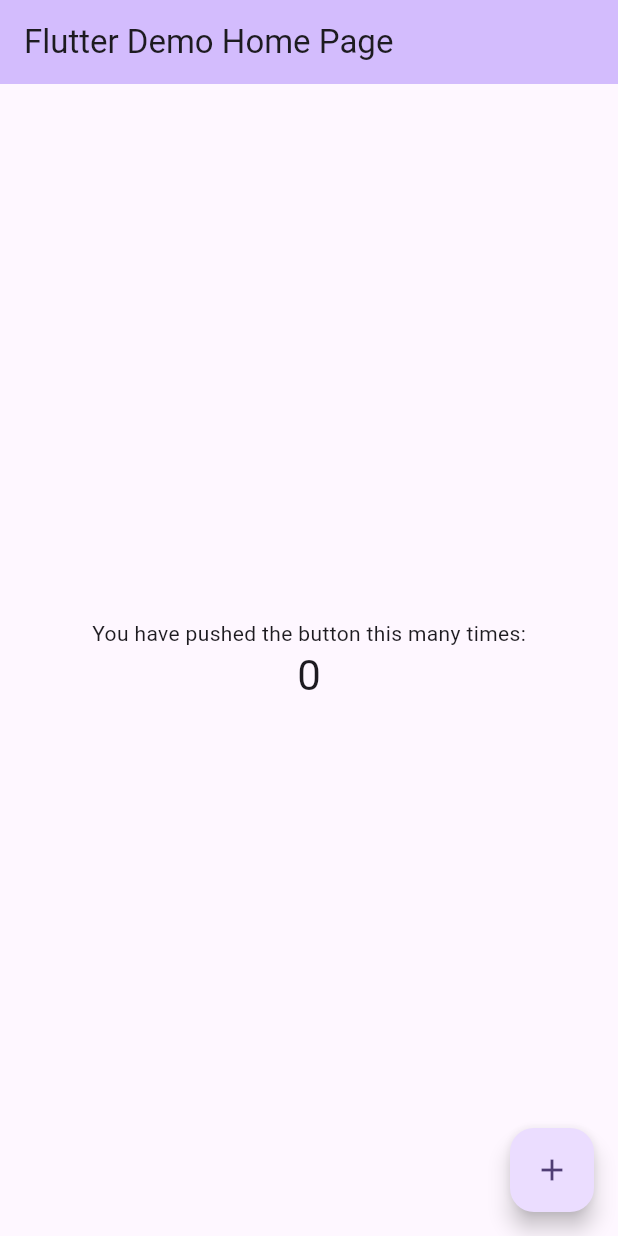
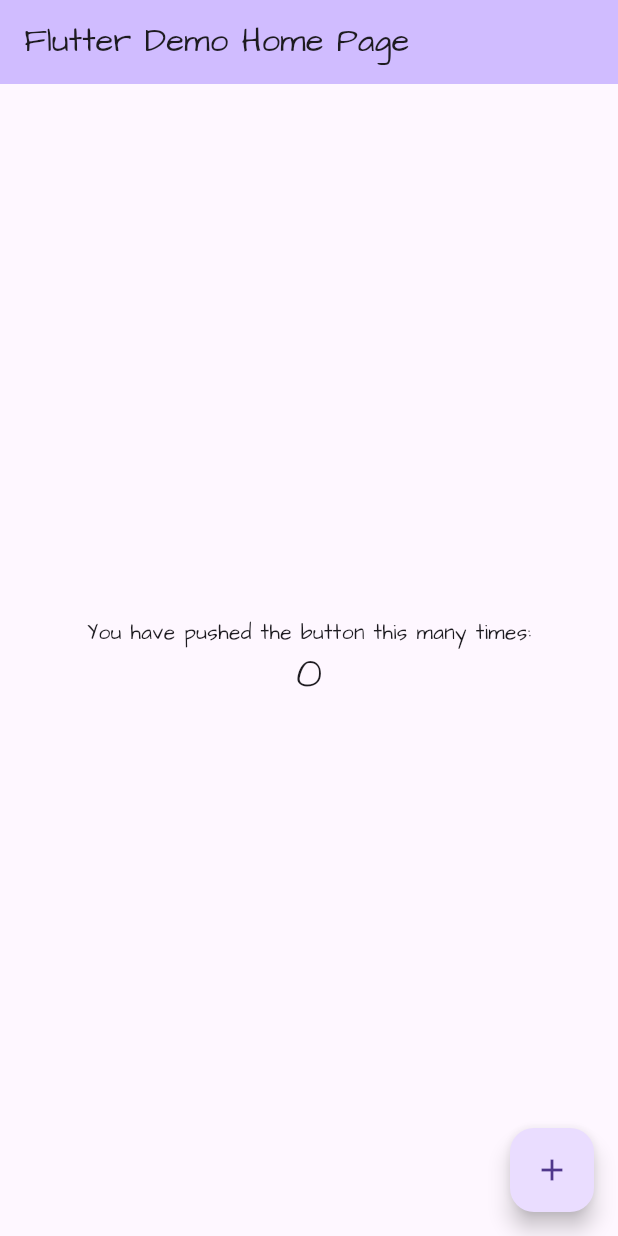
Before and after one commit to DeepDarji/Frivia, a Flutter app: the screen it shows after launch, on a phone screen of 412 x 824 dp. Run offline on Flutter 3.47's test engine with Material 3 defaults, Android fonts, the phone set to English and light mode, and no system bars.

Commit message:
Created Project and Imported Font
Font: Architects Daughter

```diff
--- a/lib/main.dart
+++ b/lib/main.dart
@@ -7,28 +7,13 @@ void main() {
 class MyApp extends StatelessWidget {
   const MyApp({super.key});
 
-  // This widget is the root of your application.
   @override
   Widget build(BuildContext context) {
     return MaterialApp(
-      title: 'Flutter Demo',
+      title: 'Frivia',
       theme: ThemeData(
-        // This is the theme of your application.
-        //
-        // TRY THIS: Try running your application with "flutter run". You'll see
-        // the application has a purple toolbar. Then, without quitting the app,
-        // try changing the seedColor in the colorScheme below to Colors.green
-        // and then invoke "hot reload" (save your changes or press the "hot
-        // reload" button in a Flutter-supported IDE, or press "r" if you used
-        // the command line to start the app).
-        //
-        // Notice that the counter didn't reset back to zero; the application
-        // state is not lost during the reload. To reset the state, use hot
-        // restart instead.
-        //
-        // This works for code too, not just values: Most code changes can be
-        // tested with just a hot reload.
-        colorScheme: ColorScheme.fromSeed(seedColor: Colors.deepPurple),
+        fontFamily: 'ArchitectsDaughter',
+        primarySwatch: Colors.blue,
         useMaterial3: true,
       ),
       home: const MyHomePage(title: 'Flutter Demo Home Page'),
@@ -38,15 +23,6 @@ class MyApp extends StatelessWidget {
 
 class MyHomePage extends StatefulWidget {
   const MyHomePage({super.key, required this.title});
-
-  // This widget is the home page of your application. It is stateful, meaning
-  // that it has a State object (defined below) that contains fields that affect
-  // how it looks.
-
-  // This class is the configuration for the state. It holds the values (in this
-  // case the title) provided by the parent (in this case the App widget) and
-  // used by the build method of the State. Fields in a Widget subclass are
-  // always marked "final".
 
   final String title;
 
@@ -59,50 +35,19 @@ class _MyHomePageState extends State<MyHomePage> {
 
   void _incrementCounter() {
     setState(() {
-      // This call to setState tells the Flutter framework that something has
-      // changed in this State, which causes it to rerun the build method below
-      // so that the display can reflect the updated values. If we changed
-      // _counter without calling setState(), then the build method would not be
-      // called again, and so nothing would appear to happen.
       _counter++;
     });
   }
 
   @override
   Widget build(BuildContext context) {
-    // This method is rerun every time setState is called, for instance as done
-    // by the _incrementCounter method above.
-    //
-    // The Flutter framework has been optimized to make rerunning build methods
-    // fast, so that you can just rebuild anything that needs updating rather
-    // than having to individually change instances of widgets.
     return Scaffold(
       appBar: AppBar(
-        // TRY THIS: Try changing the color here to a specific color (to
-        // Colors.amber, perhaps?) and trigger a hot reload to see the AppBar
-        // change color while the other colors stay the same.
         backgroundColor: Theme.of(context).colorScheme.inversePrimary,
-        // Here we take the value from the MyHomePage object that was created by
-        // the App.build method, and use it to set our appbar title.
         title: Text(widget.title),
       ),
       body: Center(
-        // Center is a layout widget. It takes a single child and positions it
-        // in the middle of the parent.
         child: Column(
-          // Column is also a layout widget. It takes a list of children and
-          // arranges them vertically. By default, it sizes itself to fit its
-          // children horizontally, and tries to be as tall as its parent.
-          //
-          // Column has various properties to control how it sizes itself and
-          // how it positions its children. Here we use mainAxisAlignment to
-          // center the children vertically; the main axis here is the vertical
-          // axis because Columns are vertical (the cross axis would be
-          // horizontal).
-          //
-          // TRY THIS: Invoke "debug painting" (choose the "Toggle Debug Paint"
-          // action in the IDE, or press "p" in the console), to see the
-          // wireframe for each widget.
           mainAxisAlignment: MainAxisAlignment.center,
           children: <Widget>[
             const Text(
@@ -119,7 +64,7 @@ class _MyHomePageState extends State<MyHomePage> {
         onPressed: _incrementCounter,
         tooltip: 'Increment',
         child: const Icon(Icons.add),
-      ), // This trailing comma makes auto-formatting nicer for build methods.
+      ),
     );
   }
 }
```
Also changed, not shown: pubspec.yaml (+8 -5 lines), assets/fonts/ArchitectsDaughter.ttf (added).
